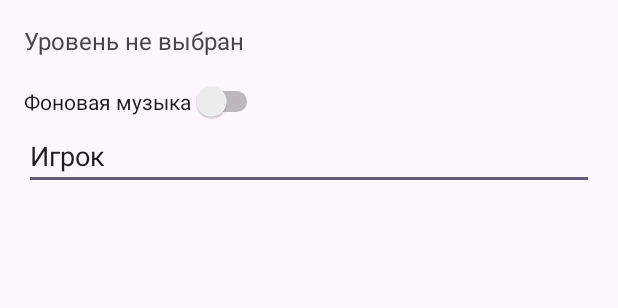
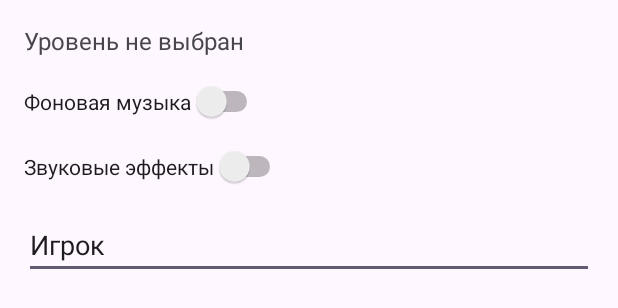
Before and after one commit to iym6/rats_and_cats, an Android app: the layout fragment_settings.xml on its own in the app's theme, with its tools: preview values and no code run, on a phone screen of 412 x 824 dp. Shown: the top 308 px of the screen. Run offline under Robolectric (Android 15) with nearby library versions, the phone set to English and light mode, and no system bars.

Commit message:
Уровни работают, с выводом в консоль для проверки

```diff
--- a/app/src/main/AndroidManifest.xml
+++ b/app/src/main/AndroidManifest.xml
@@ -13,7 +13,9 @@
         android:roundIcon="@mipmap/ic_launcher_round"
         android:supportsRtl="true"
         android:theme="@style/Theme.Rats_and_cats">
-        <service android:name=".GameService" android:exported="false" />
+        <service
+            android:name=".GameService"
+            android:exported="false" />
         <activity
             android:name=".MainActivity"
             android:exported="true">
--- a/app/src/main/java/ru/ilyamorozov/rats_and_cats/GameFragment.kt
+++ b/app/src/main/java/ru/ilyamorozov/rats_and_cats/GameFragment.kt
@@ -8,10 +8,12 @@ import android.view.View
 import android.view.ViewGroup
 import androidx.core.content.ContextCompat
 import androidx.fragment.app.Fragment
+import androidx.fragment.app.activityViewModels
 import android.view.WindowManager
 
 class GameFragment : Fragment() {
     private lateinit var gameView: GameView
+    private val viewModel: SharedViewModel by activityViewModels()
 
     override fun onCreateView(
         inflater: LayoutInflater,
@@ -37,6 +39,9 @@ class GameFragment : Fragment() {
             findViewById<View>(R.id.settingsButton)?.visibility = View.GONE
             findViewById<View>(R.id.leaderboardButton)?.visibility = View.GONE
         }
+        // Выводим в консоль выбранный уровень
+        val selectedLevel = viewModel.selectedLevel.value
+        println("Starting game with level: $selectedLevel")
         // Запускаем сервис
         val intent = Intent(context, GameService::class.java).apply {
             putExtra("score", 0)
--- a/app/src/main/java/ru/ilyamorozov/rats_and_cats/SharedViewModel.kt
+++ b/app/src/main/java/ru/ilyamorozov/rats_and_cats/SharedViewModel.kt
@@ -11,7 +11,7 @@ class SharedViewModel : ViewModel() {
 
     fun selectLevel(level: Level, context: Context? = null) {
         _selectedLevel.value = level
-        // Сохраняем в SharedPreferences (опционально)
+        // Сохраняем в SharedPreferences
         context?.let {
             val prefs = it.getSharedPreferences("game_prefs", Context.MODE_PRIVATE)
             with(prefs.edit()) {
--- a/app/src/main/res/layout/fragment_settings.xml
+++ b/app/src/main/res/layout/fragment_settings.xml
@@ -17,7 +17,15 @@
         android:id="@+id/musicSwitch"
         android:layout_width="wrap_content"
         android:layout_height="wrap_content"
-        android:text="Фоновая музыка" />
+        android:text="Фоновая музыка"
+        android:layout_marginBottom="16dp" />
+
+    <Switch
+        android:id="@+id/soundEffectsSwitch"
+        android:layout_width="wrap_content"
+        android:layout_height="wrap_content"
+        android:text="Звуковые эффекты"
+        android:layout_marginBottom="16dp" />
 
     <EditText
         android:id="@+id/playerNameEditText"
```
Also changed, not shown: app/src/main/java/ru/ilyamorozov/rats_and_cats/GameView.kt (+37 -7 lines), app/src/main/java/ru/ilyamorozov/rats_and_cats/LevelsFramgent.kt (+8 -4 lines), app/src/main/java/ru/ilyamorozov/rats_and_cats/SettingsFragment.kt (+29 -1 lines).
